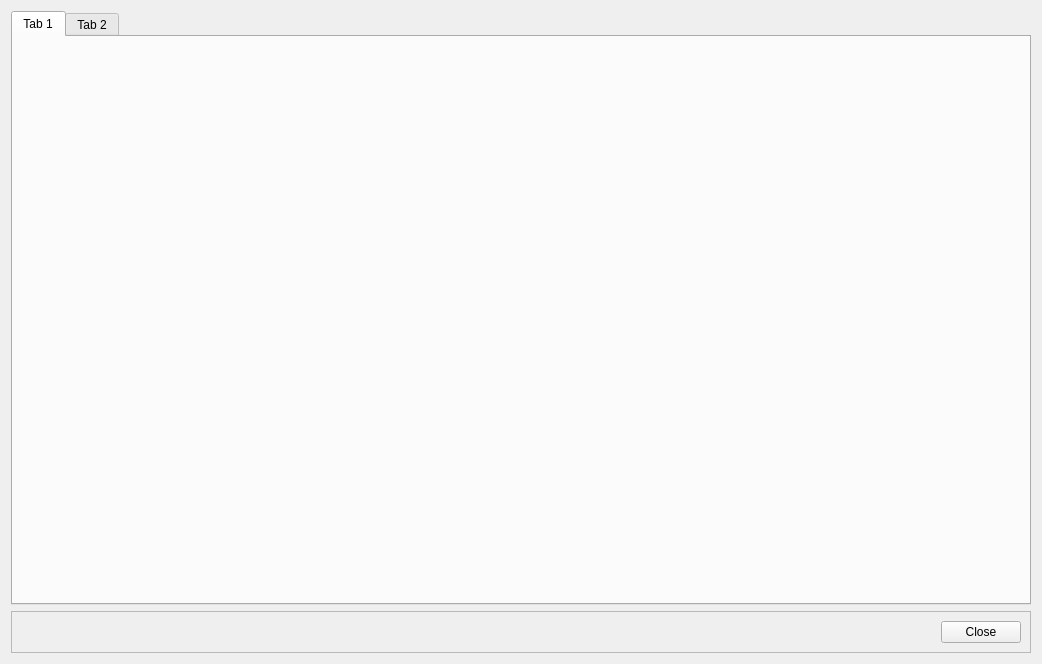
Before: the Qt Designer form menu/menuwidget.ui in Jurek-Nky/snakeCGP, drawn with Qt 5.
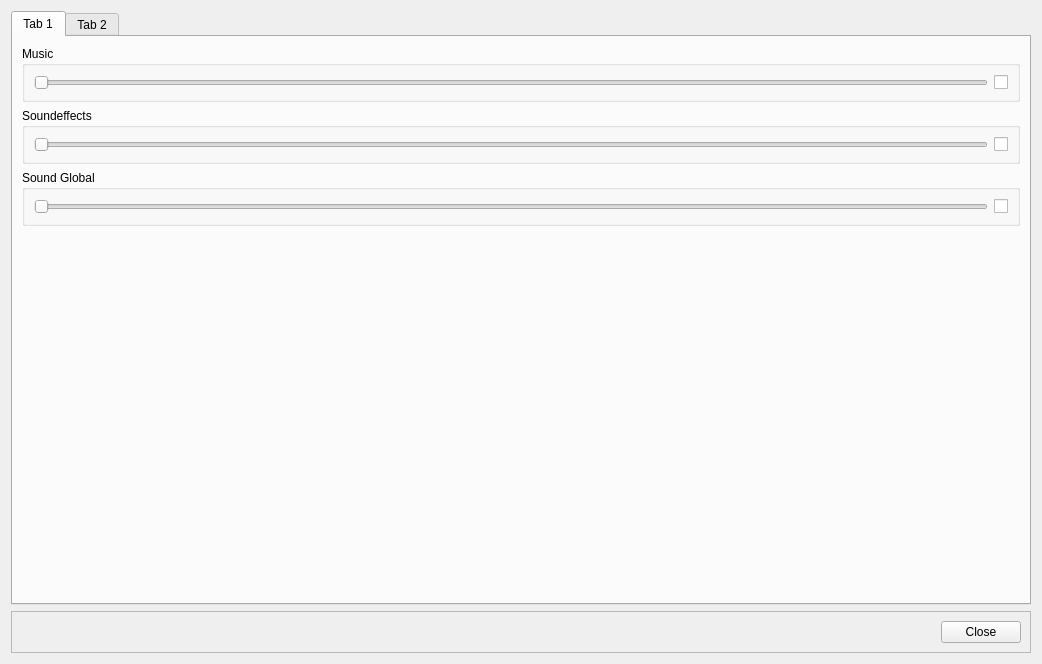
After: the same form once the commit is applied.

Commit message:
added audio settings to menuwidget.ui
connected all component signals to slots in menuwidget.
save state in options class

```diff
--- a/menu/menuwidget.ui
+++ b/menu/menuwidget.ui
@@ -38,6 +38,90 @@
       <attribute name="title">
        <string>Tab 1</string>
       </attribute>
+      <layout class="QVBoxLayout" name="verticalLayout_2">
+       <item>
+        <widget class="QGroupBox" name="musicBox">
+         <property name="title">
+          <string>Music</string>
+         </property>
+         <layout class="QHBoxLayout" name="horizontalLayout_2">
+          <item>
+           <widget class="QSlider" name="musicVolumeSlider">
+            <property name="orientation">
+             <enum>Qt::Horizontal</enum>
+            </property>
+           </widget>
+          </item>
+          <item>
+           <widget class="QCheckBox" name="musicCheckbox">
+            <property name="text">
+             <string/>
+            </property>
+           </widget>
+          </item>
+         </layout>
+        </widget>
+       </item>
+       <item>
+        <widget class="QGroupBox" name="soundEffectBox">
+         <property name="title">
+          <string>Soundeffects</string>
+         </property>
+         <layout class="QHBoxLayout" name="horizontalLayout_3">
+          <item>
+           <widget class="QSlider" name="soundEffectSlider">
+            <property name="orientation">
+             <enum>Qt::Horizontal</enum>
+            </property>
+           </widget>
+          </item>
+          <item>
+           <widget class="QCheckBox" name="soundEffectCheckbox">
+            <property name="text">
+             <string/>
+            </property>
+           </widget>
+          </item>
+         </layout>
+        </widget>
+       </item>
+       <item>
+        <widget class="QGroupBox" name="soundOverallBox">
+         <property name="title">
+          <string>Sound Global</string>
+         </property>
+         <layout class="QHBoxLayout" name="horizontalLayout_4">
+          <item>
+           <widget class="QSlider" name="soundOverallSlider">
+            <property name="orientation">
+             <enum>Qt::Horizontal</enum>
+            </property>
+           </widget>
+          </item>
+          <item>
+           <widget class="QCheckBox" name="soundOverallCheckbox">
+            <property name="text">
+             <string/>
+            </property>
+           </widget>
+          </item>
+         </layout>
+        </widget>
+       </item>
+       <item>
+        <spacer name="verticalSpacer">
+         <property name="orientation">
+          <enum>Qt::Vertical</enum>
+         </property>
+         <property name="sizeHint" stdset="0">
+          <size>
+           <width>20</width>
+           <height>40</height>
+          </size>
+         </property>
+        </spacer>
+       </item>
+      </layout>
      </widget>
      <widget class="QWidget" name="Video">
       <attribute name="title">
```
The commit also changes 4 other files.
